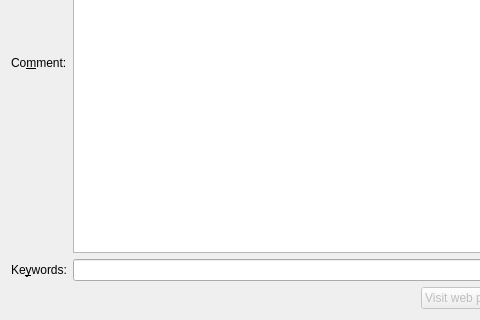
Above: DlgTB.ui from Folco68/TBI before the change; both pictures show x 0 to 480 and y 280 to 600 of the 800 by 600 pixel window. Below: the same form after it.
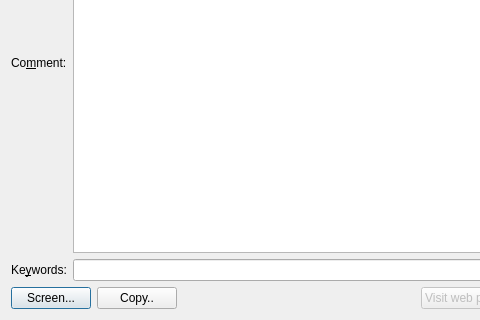
That is the form after the change.

Commit message: - Add the ability to take screenshot of the TB dialog - Add the ability to save the screenshots of the TB dialog - Use std::min from algorithm instead of a custom macro to prevent compilation issue

The edit to the form file:
```diff
--- a/DlgTB.ui
+++ b/DlgTB.ui
@@ -243,6 +243,20 @@
    </item>
    <item>
     <layout class="QHBoxLayout" name="HLayoutButtons">
+     <item>
+      <widget class="QPushButton" name="ButtonScreen">
+       <property name="text">
+        <string>Screen...</string>
+       </property>
+      </widget>
+     </item>
+     <item>
+      <widget class="QPushButton" name="ButtonCopy">
+       <property name="text">
+        <string>Copy..</string>
+       </property>
+      </widget>
+     </item>
      <item>
       <spacer name="HSpacerButtons">
        <property name="orientation">
```
The commit also changes 5 other files.
